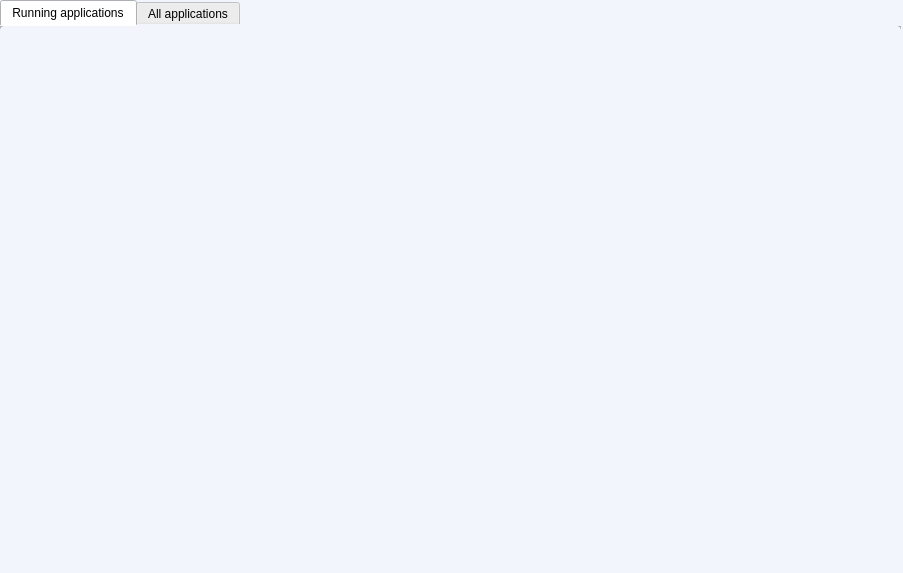
The window that apps.ui (hdkhang6803/PC_Remote_Control) describes before a commit, drawn with Qt 5.
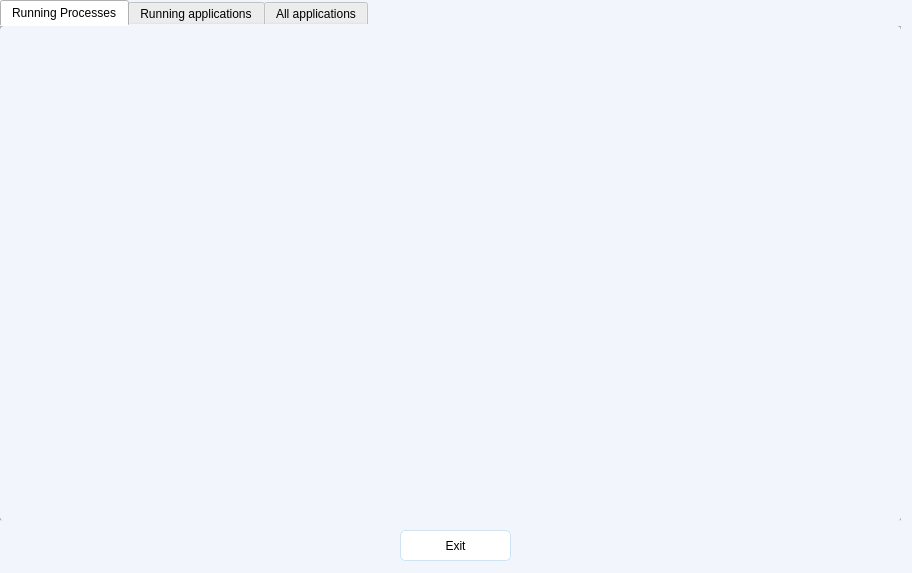
The same window after the commit. The open tabs and pages were chosen to show the change.

Commit message: right before adding exit button

```diff
--- a/apps.ui
+++ b/apps.ui
@@ -6,7 +6,7 @@
    <rect>
     <x>0</x>
     <y>0</y>
-    <width>903</width>
+    <width>912</width>
     <height>573</height>
    </rect>
   </property>
@@ -23,7 +23,7 @@
      <x>0</x>
      <y>0</y>
      <width>901</width>
-     <height>581</height>
+     <height>521</height>
     </rect>
    </property>
    <property name="styleSheet">
@@ -32,17 +32,45 @@
    <property name="currentIndex">
     <number>1</number>
    </property>
+   <widget class="QWidget" name="runningProcessesTab">
+    <attribute name="title">
+     <string>Running Processes</string>
+    </attribute>
+    <widget class="QScrollArea" name="scrollArea">
+     <property name="geometry">
+      <rect>
+       <x>20</x>
+       <y>20</y>
+       <width>851</width>
+       <height>471</height>
+      </rect>
+     </property>
+     <property name="widgetResizable">
+      <bool>true</bool>
+     </property>
+     <widget class="QWidget" name="scrollAreaWidgetContents">
+      <property name="geometry">
+       <rect>
+        <x>0</x>
+        <y>0</y>
+        <width>851</width>
+        <height>471</height>
+       </rect>
+      </property>
+     </widget>
+    </widget>
+   </widget>
    <widget class="QWidget" name="runningAppsTab">
     <attribute name="title">
      <string>Running applications</string>
     </attribute>
-    <widget class="QTreeView" name="runningAppsTree">
+    <widget class="QTableView" name="runningAppTable">
      <property name="geometry">
       <rect>
        <x>20</x>
        <y>20</y>
        <width>851</width>
-       <height>491</height>
+       <height>451</height>
       </rect>
      </property>
     </widget>
@@ -63,6 +91,26 @@
     </widget>
    </widget>
   </widget>
+  <widget class="QPushButton" name="exitButton">
+   <property name="geometry">
+    <rect>
+     <x>400</x>
+     <y>530</y>
+     <width>111</width>
+     <height>31</height>
+    </rect>
+   </property>
+   <property name="styleSheet">
+    <string notr="true">font: 600 10pt &quot;UTM Avo&quot;;
+border: 1px solid rgb(194, 231, 255);
+background-color: #ffffff;
+border-radius: 5px;
+</string>
+   </property>
+   <property name="text">
+    <string>Exit</string>
+   </property>
+  </widget>
  </widget>
  <resources/>
  <connections/>
```
Left out of the diff: 4 changed lines with no effect on the pictures. The commit also changes 26 other files.
